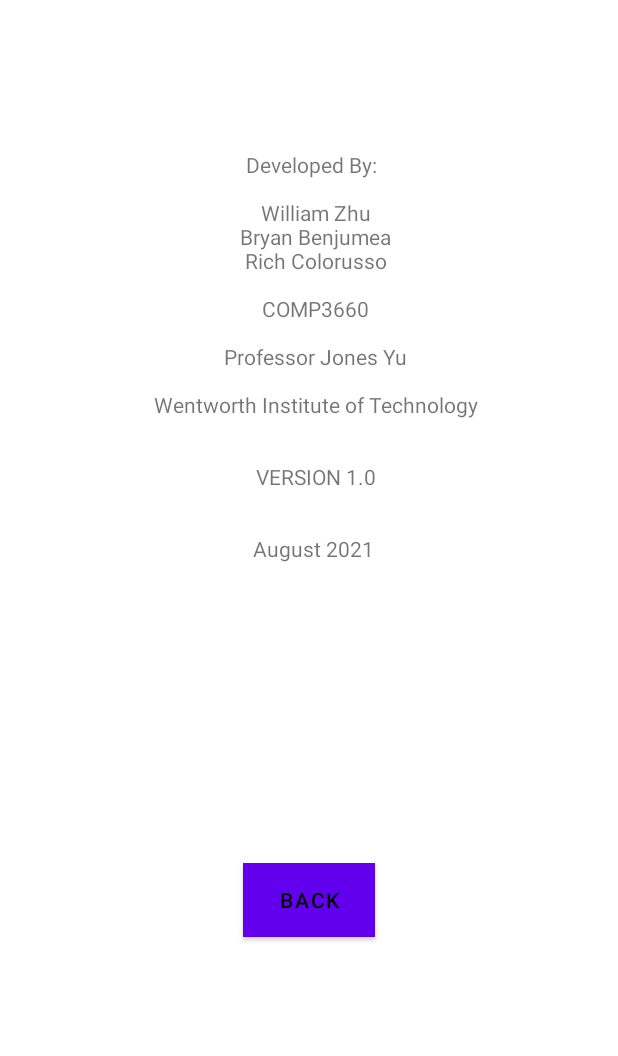
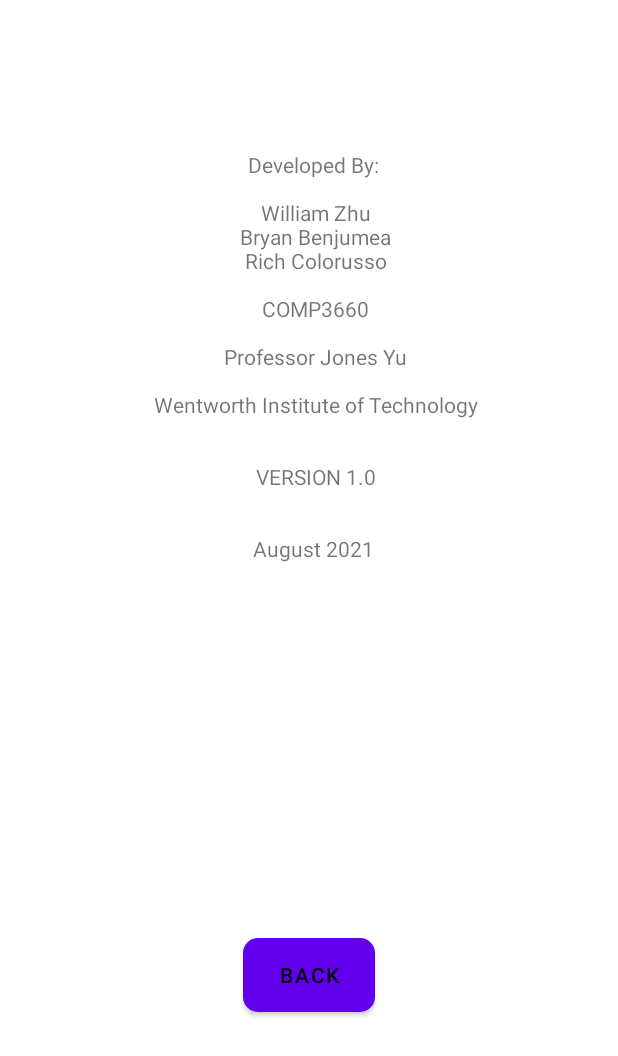
Before and after one commit to BryanBH/Concat, an Android app: the About screen opened directly, with no data from a screen before it, on a phone screen of 412 x 824 dp. Shown: the top 1056 px of the screen. Run offline under Robolectric (Android 15) with nearby library versions, the phone set to English and light mode, and no system bars.

Commit message:
Rounded Button corners
Making corners of buttons rounded

```diff
--- a/app/src/main/java/com/example/ar_final/About.java
+++ b/app/src/main/java/com/example/ar_final/About.java
@@ -22,7 +22,7 @@
 
         Log.v("Arrived!", "Made it to About!");
         textView = findViewById(R.id.aboutInfo);
-        textView.setText("Developed By: \n\n William Zhu\n Bryan Benjumea\n Rich Colorusso\n\n COMP3660\n\n Professor Jones Yu\n\n Wentworth Institute of Technology\n\n\n VERSION 1.0\n\n\n" +
+        textView.setText("Developed By:\n\n William Zhu\n Bryan Benjumea\n Rich Colorusso\n\n COMP3660\n\n Professor Jones Yu\n\n Wentworth Institute of Technology\n\n\n VERSION 1.0\n\n\n" +
                 "August 2021");
 
 
--- /dev/null
+++ b/app/src/main/res/drawable-v24/rounded_button_corners.xml
@@ -0,0 +1,11 @@
+<?xml version="1.0" encoding="utf-8"?>
+
+<!--CREDIT FOR ROUNDED BUTTON CORNERS GOES TO Sadip Jadhav on stackoverflow
+https://stackoverflow.com/questions/6054562/how-to-make-the-corners-of-a-button-round-->
+
+<shape xmlns:android="http://schemas.android.com/apk/res/android"
+    android:shape="rectangle"
+    android:padding="10dp">
+    <solid android:color="#FFFFFF"/>
+    <corners android:radius="10dp"/>
+</shape>
--- a/app/src/main/res/layout/about.xml
+++ b/app/src/main/res/layout/about.xml
@@ -1,5 +1,6 @@
 <?xml version="1.0" encoding="utf-8"?>
-<androidx.constraintlayout.widget.ConstraintLayout xmlns:android="http://schemas.android.com/apk/res/android"
+<androidx.constraintlayout.widget.ConstraintLayout
+    xmlns:android="http://schemas.android.com/apk/res/android"
     xmlns:app="http://schemas.android.com/apk/res-auto"
     android:layout_width="match_parent"
     android:layout_height="match_parent">
@@ -18,18 +19,24 @@
 <!--        android:layout_constraintTop_toTopOf="parent" -->
 
 
+    <RelativeLayout
+        android:layout_width="match_parent"
+        android:layout_height="match_parent"
+        android:gravity="center_horizontal"
+        android:layout_marginTop="600dp">
+
         <Button
             android:id="@+id/aboutBackButton"
             android:layout_width="wrap_content"
             android:layout_height="49dp"
-        android:background="@color/white"
+            android:layout_marginTop="25dp"
+            android:backgroundTint="@null"
+            android:background="@drawable/rounded_button_corners"
+            android:textColor="@android:color/black"
             android:text="@string/back"
-        android:textColor="@android:color/black"
-        android:backgroundTint="@null"
-        app:layout_constraintBottom_toBottomOf="parent"
-        app:layout_constraintEnd_toEndOf="parent"
-        app:layout_constraintStart_toStartOf="parent"
-        app:layout_constraintTop_toBottomOf="@id/aboutInfo"
+
              />
+    </RelativeLayout>
+
 
 </androidx.constraintlayout.widget.ConstraintLayout>
--- a/app/src/main/res/layout/home_screen_layout.xml
+++ b/app/src/main/res/layout/home_screen_layout.xml
@@ -61,7 +61,7 @@
             android:layout_height="49dp"
             android:layout_marginTop="475dp"
             app:backgroundTint="@null"
-            android:background="@color/white"
+            android:background="@drawable/rounded_button_corners"
             android:textColor="@android:color/black"
             android:text="@string/get_started"
             />
@@ -73,7 +73,7 @@
             android:layout_below="@+id/HomeScreen_button"
             android:layout_marginTop="25dp"
             app:backgroundTint="@null"
-            android:background="@color/white"
+            android:background="@drawable/rounded_button_corners"
             android:textColor="@android:color/black"
             android:text="How To Use"
             />
@@ -85,7 +85,7 @@
             android:layout_below="@+id/howToUse"
             android:layout_marginTop="25dp"
             app:backgroundTint="@null"
-            android:background="@color/white"
+            android:background="@drawable/rounded_button_corners"
             android:textColor="@android:color/black"
             android:text="ABOUT"
             />
--- a/app/src/main/res/layout/user_tutorial.xml
+++ b/app/src/main/res/layout/user_tutorial.xml
@@ -20,7 +20,7 @@
         android:id="@+id/htuBackButton"
         android:layout_width="wrap_content"
         android:layout_height="49dp"
-        android:background="@color/white"
+        android:background="@drawable/rounded_button_corners"
         android:text="@string/back"
         android:textColor="@android:color/black"
         app:backgroundTint="@null"
```
Also changed, not shown: app/src/main/res/layout/size_selection.xml (+4 -3 lines). Lines whose indentation alone changed are shown as unchanged.
